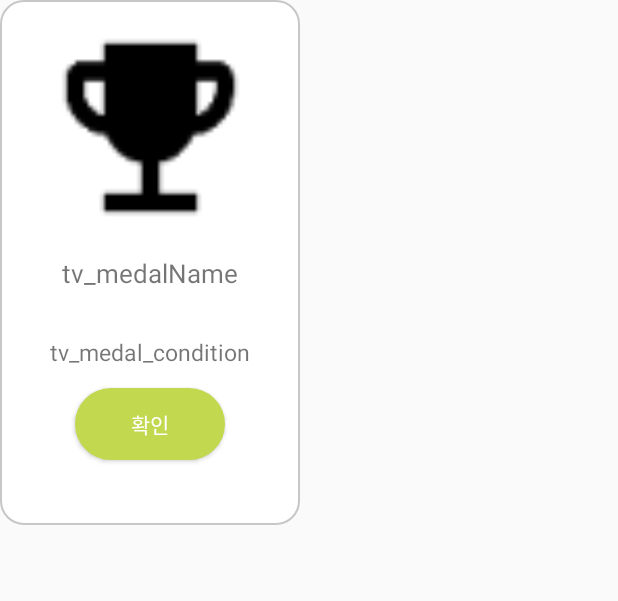
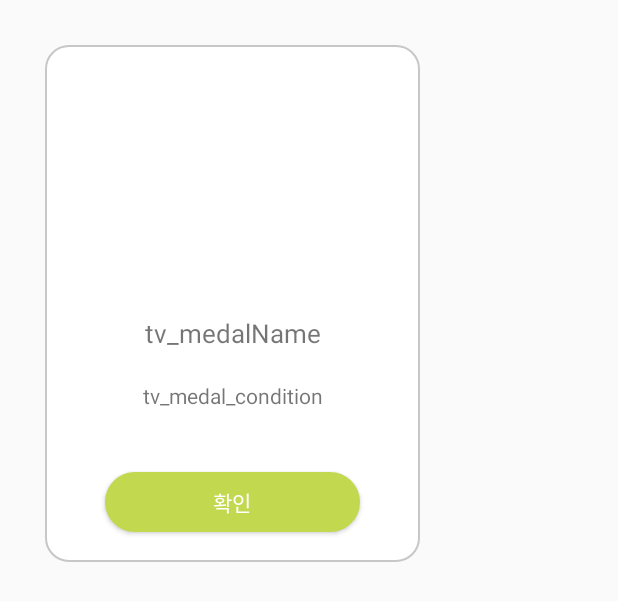
Before and after one commit to sjw989/Re-pose, an Android app: the layout dialog_medal_condition.xml on its own in the app's theme, with its tools: preview values and no code run, on a phone screen of 412 x 824 dp. Shown: the top 601 px of the screen. Run offline under Robolectric (Android 15) with nearby library versions, the phone set to English and light mode, and no system bars.

Commit message:
디자인 완료, 광고삽입 완료

```diff
--- a/Repose/app/src/main/res/layout/dialog_medal_condition.xml
+++ b/Repose/app/src/main/res/layout/dialog_medal_condition.xml
@@ -2,60 +2,80 @@
 <androidx.constraintlayout.widget.ConstraintLayout xmlns:android="http://schemas.android.com/apk/res/android"
     xmlns:app="http://schemas.android.com/apk/res-auto"
     xmlns:tools="http://schemas.android.com/tools"
-    android:layout_width="200dp"
-    android:layout_height="350dp"
-    android:background="@drawable/border">
+    android:layout_width="wrap_content"
+    android:layout_height="wrap_content"
+    android:background="@android:color/transparent">
+
+    <androidx.constraintlayout.widget.ConstraintLayout
+        android:id="@+id/constraintLayout6"
+        android:layout_width="wrap_content"
+        android:layout_height="wrap_content"
+        android:layout_margin="30dp"
+        android:background="@drawable/border"
+        app:layout_constraintBottom_toBottomOf="parent"
+        app:layout_constraintEnd_toEndOf="parent"
+        app:layout_constraintStart_toStartOf="parent"
+        app:layout_constraintTop_toTopOf="parent">
 
         <ImageView
             android:id="@+id/iv_medal_condition"
             android:layout_width="150dp"
             android:layout_height="150dp"
-        android:layout_marginTop="10dp"
+            android:layout_marginStart="50dp"
+            android:layout_marginLeft="50dp"
+            android:layout_marginTop="20dp"
+            android:layout_marginEnd="50dp"
+            android:layout_marginRight="50dp"
             app:layout_constraintEnd_toEndOf="parent"
             app:layout_constraintStart_toStartOf="parent"
-        app:layout_constraintTop_toTopOf="parent"
-        app:srcCompat="@drawable/trophy" />
+            app:layout_constraintTop_toTopOf="parent" />
 
         <TextView
             android:id="@+id/tv_medalName"
             android:layout_width="wrap_content"
             android:layout_height="wrap_content"
             android:layout_marginTop="10dp"
+            android:layout_marginBottom="10dp"
             android:gravity="center"
             android:text="tv_medalName"
             android:textSize="17sp"
+            app:layout_constraintBottom_toTopOf="@+id/tv_medal_condition"
+            app:layout_constraintEnd_toEndOf="@+id/iv_medal_condition"
+            app:layout_constraintStart_toStartOf="@+id/iv_medal_condition"
+            app:layout_constraintTop_toBottomOf="@+id/iv_medal_condition" />
+
+        <Button
+            android:id="@+id/btn_okay"
+            android:layout_width="0dp"
+            android:layout_height="40dp"
+            android:layout_marginStart="40dp"
+            android:layout_marginLeft="40dp"
+            android:layout_marginTop="20dp"
+            android:layout_marginEnd="40dp"
+            android:layout_marginRight="40dp"
+            android:layout_marginBottom="20dp"
+            android:background="@drawable/green_border"
+            android:text="확인"
+            android:textColor="#FFFFFF"
+            android:textSize="14sp"
+            app:layout_constraintBottom_toBottomOf="parent"
             app:layout_constraintEnd_toEndOf="parent"
             app:layout_constraintStart_toStartOf="parent"
-        app:layout_constraintTop_toBottomOf="@+id/iv_medal_condition" />
+            app:layout_constraintTop_toBottomOf="@+id/tv_medal_condition" />
 
         <TextView
             android:id="@+id/tv_medal_condition"
             android:layout_width="wrap_content"
             android:layout_height="wrap_content"
-        android:layout_marginTop="30dp"
+            android:layout_marginTop="10dp"
+            android:layout_marginBottom="21dp"
             android:gravity="center"
             android:text="tv_medal_condition"
-        android:textSize="15sp"
-        app:layout_constraintEnd_toEndOf="parent"
-        app:layout_constraintHorizontal_bias="0.498"
-        app:layout_constraintStart_toStartOf="parent"
+            android:textSize="14sp"
+            app:layout_constraintBottom_toTopOf="@+id/btn_okay"
+            app:layout_constraintEnd_toEndOf="@+id/iv_medal_condition"
+            app:layout_constraintStart_toStartOf="@+id/iv_medal_condition"
             app:layout_constraintTop_toBottomOf="@+id/tv_medalName" />
+    </androidx.constraintlayout.widget.ConstraintLayout>
 
-    <Button
-        android:id="@+id/btn_okay"
-        android:layout_width="0dp"
-        android:layout_height="wrap_content"
-        android:layout_marginStart="50dp"
-        android:layout_marginLeft="50dp"
-        android:layout_marginTop="20dp"
-        android:layout_marginEnd="50dp"
-        android:layout_marginRight="50dp"
-        android:layout_marginBottom="50dp"
-        android:background="@drawable/green_border"
-        android:text="확인"
-        android:textColor="#FFFFFF"
-        app:layout_constraintBottom_toBottomOf="parent"
-        app:layout_constraintEnd_toEndOf="parent"
-        app:layout_constraintStart_toStartOf="parent"
-        app:layout_constraintTop_toBottomOf="@+id/tv_medal_condition" />
 </androidx.constraintlayout.widget.ConstraintLayout>
--- a/Repose/app/src/main/res/layout/frag_disease.xml
+++ b/Repose/app/src/main/res/layout/frag_disease.xml
@@ -14,6 +14,7 @@
         android:layout_marginStart="10dp"
         android:layout_marginLeft="10dp"
         android:background="@color/white"
+        android:scaleType="fitCenter"
         android:src="@drawable/direction"
         app:layout_constraintBottom_toBottomOf="@+id/textView54"
         app:layout_constraintStart_toStartOf="parent"
--- a/Repose/app/src/main/res/layout/frag_find_pw.xml
+++ b/Repose/app/src/main/res/layout/frag_find_pw.xml
@@ -13,7 +13,7 @@
         android:layout_width="200dp"
         android:layout_height="200dp"
         android:layout_marginTop="100dp"
-        android:src="@drawable/image_sample"
+        android:src="@drawable/logo"
         app:layout_constraintStart_toStartOf="parent"
         app:layout_constraintEnd_toEndOf="parent"
         app:layout_constraintTop_toTopOf="parent">
--- a/Repose/app/src/main/res/layout/frag_guide1.xml
+++ b/Repose/app/src/main/res/layout/frag_guide1.xml
@@ -115,7 +115,6 @@
             app:layout_constraintHorizontal_bias="0.5"
             app:layout_constraintStart_toEndOf="@+id/btn_setTimer"
             app:layout_constraintTop_toTopOf="@+id/btn_setTimer"
-            app:srcCompat="@drawable/trophy"
             tools:ignore="SpeakableTextPresentCheck" />
     </androidx.constraintlayout.widget.ConstraintLayout>
 
--- a/Repose/app/src/main/res/layout/frag_medal.xml
+++ b/Repose/app/src/main/res/layout/frag_medal.xml
@@ -209,6 +209,7 @@
                 android:layout_marginStart="10dp"
                 android:layout_marginLeft="10dp"
                 android:background="@color/white"
+                android:scaleType="fitCenter"
                 android:src="@drawable/direction"
                 app:layout_constraintBottom_toBottomOf="@+id/textView21"
                 app:layout_constraintStart_toStartOf="parent"
--- a/Repose/app/src/main/res/layout/frag_select_pose.xml
+++ b/Repose/app/src/main/res/layout/frag_select_pose.xml
@@ -377,6 +377,7 @@
         android:layout_marginStart="10dp"
         android:layout_marginLeft="10dp"
         android:background="@color/white"
+        android:scaleType="fitCenter"
         android:src="@drawable/direction"
         app:layout_constraintBottom_toBottomOf="@+id/textView5"
         app:layout_constraintStart_toStartOf="parent"
--- a/Repose/app/src/main/res/layout/frag_select_timer.xml
+++ b/Repose/app/src/main/res/layout/frag_select_timer.xml
@@ -769,6 +769,7 @@
                 android:layout_marginStart="10dp"
                 android:layout_marginLeft="10dp"
                 android:background="@color/white"
+                android:scaleType="fitCenter"
                 android:src="@drawable/direction"
                 app:layout_constraintBottom_toBottomOf="@+id/textView6"
                 app:layout_constraintStart_toStartOf="parent"
```
Also changed, not shown: Repose/app/src/main/java/org/techtown/repose/ExerciseRecyclerViewAdapter.kt (+10 -1 lines), Repose/app/src/main/res/layout/dialog_exercise_complete.xml (+18 -6 lines), Repose/app/src/main/res/layout/frag_main.xml (+18 -10 lines), Repose/app/src/main/res/layout/frag_show_exercise.xml (+16 -6 lines), Repose/app/src/main/res/drawable-xxxhdpi/crown.png (deleted), Repose/app/src/main/res/drawable-xxxhdpi/image_sample.png (deleted), Repose/app/src/main/res/drawable-xxxhdpi/trophy.png (deleted). Lines whose indentation alone changed are shown as unchanged.
